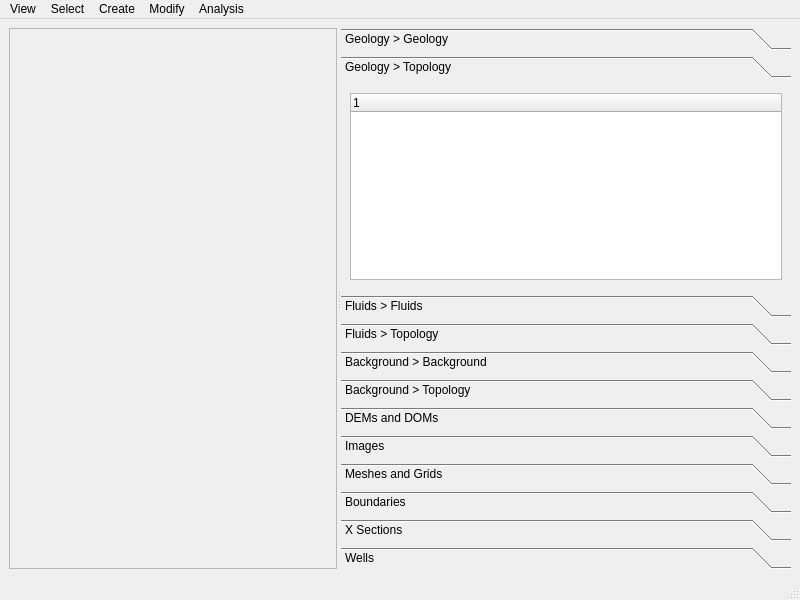
Old version of the form gui/base_view_window.ui in the repository gecos-lab/PZero.
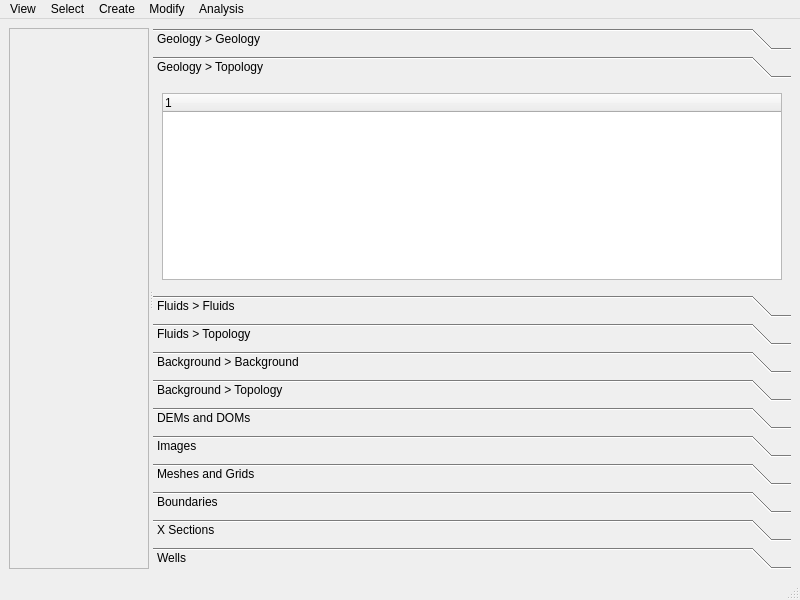
New version of the form. The open tabs and pages were chosen to show the change.

```diff
--- a/gui/base_view_window.ui
+++ b/gui/base_view_window.ui
@@ -29,7 +29,7 @@
       <widget class="QFrame" name="ViewFrame">
        <property name="sizePolicy">
         <sizepolicy hsizetype="Preferred" vsizetype="Preferred">
-         <horstretch>10</horstretch>
+         <horstretch>3</horstretch>
          <verstretch>0</verstretch>
         </sizepolicy>
        </property>
@@ -84,8 +84,8 @@
          <rect>
           <x>0</x>
           <y>0</y>
-          <width>431</width>
-          <height>168</height>
+          <width>98</width>
+          <height>74</height>
          </rect>
         </property>
         <attribute name="label">
```
